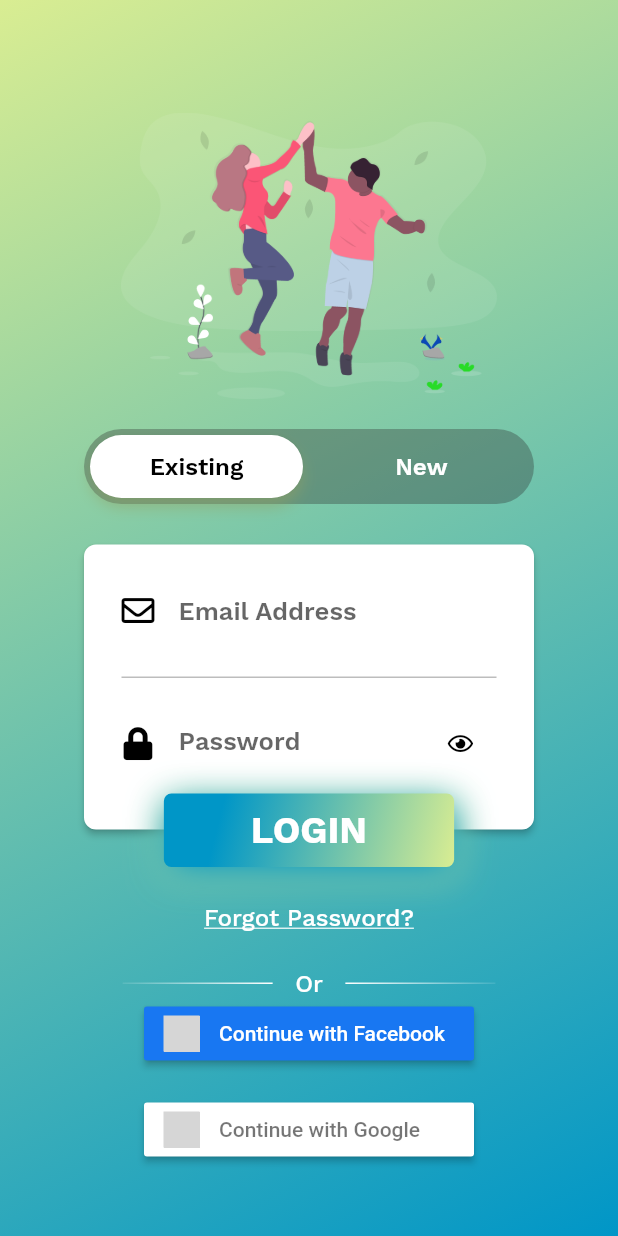
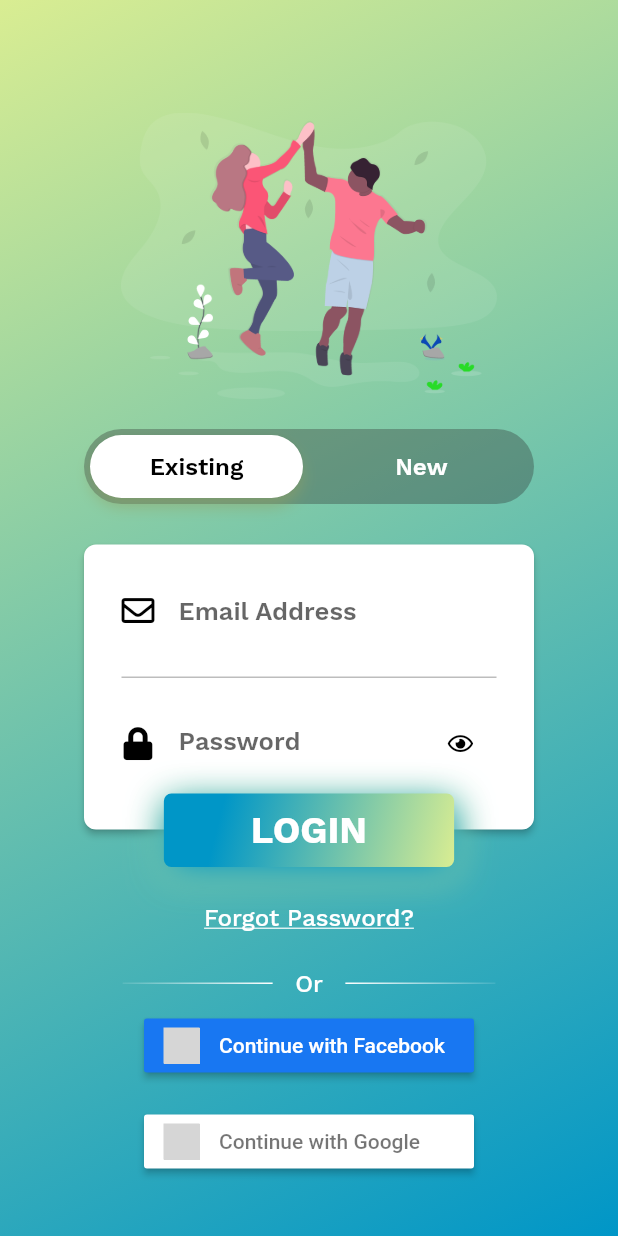
Before and after one commit to Corentin91560/trainingpods, a Flutter app: the screen it shows after launch, on a phone screen of 412 x 824 dp. Run offline on Flutter 3.47's test engine with Material 2 defaults, Android fonts, the phone set to English and light mode, and no system bars; our stand-ins replace cloud_firestore, firebase_auth, firebase_core, flutter_signin_button, font_awesome_flutter, google_sign_in; missing offline and left inert: flutter_facebook_auth; accounts and stored records are empty; project files that could hold a hidden picture were left out; grey boxes are pictures that could not be loaded.

```diff
--- a/lib/widgets/facebook_sign_in_button.dart
+++ b/lib/widgets/facebook_sign_in_button.dart
@@ -16,7 +16,7 @@ class _FacebookSignInButtonState extends State<FacebookSignInButton> {
   @override
   Widget build(BuildContext context) {
     return Padding(
-        padding: const EdgeInsets.only(bottom: 16.0),
+        padding: const EdgeInsets.only(bottom: 16.0, top: 8.0),
         child: _isSigningIn
             ? CircularProgressIndicator (
           valueColor: AlwaysStoppedAnimation<Color>(Colors.white),
```
Also changed, not shown: 2 other files.
